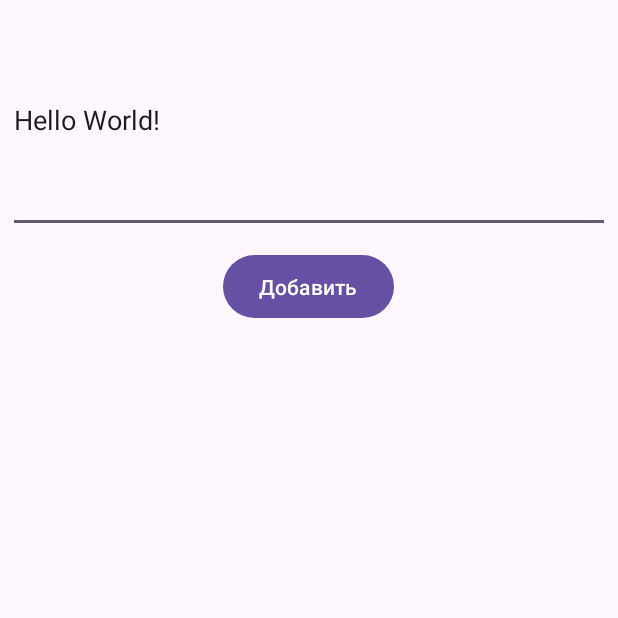
After one commit to Zats1954/fragmentUU, an Android app: the fragment MyFragment shown on its own in the app's theme, on a phone screen of 412 x 824 dp, the top half of it. The commit adds this screen. Run offline under Robolectric (Android 15) with nearby library versions, the phone set to English and light mode, and no system bars.

Commit message:
fragment

```diff
--- a/app/build.gradle.kts
+++ b/app/build.gradle.kts
@@ -46,6 +46,7 @@ dependencies {
     implementation(libs.material)
     implementation(libs.androidx.activity)
     implementation(libs.androidx.constraintlayout)
+    implementation(libs.androidx.fragment)
     testImplementation(libs.junit)
     androidTestImplementation(libs.androidx.junit)
     androidTestImplementation(libs.androidx.espresso.core)
--- /dev/null
+++ b/app/src/main/java/ru/zatsoft/fragments/MyFragment.kt
@@ -0,0 +1,52 @@
+package ru.zatsoft.fragments
+
+import android.os.Bundle
+import androidx.fragment.app.Fragment
+import android.view.LayoutInflater
+import android.view.View
+import android.view.ViewGroup
+import android.widget.Button
+import android.widget.EditText
+import androidx.appcompat.widget.Toolbar
+import androidx.recyclerview.widget.LinearLayoutManager
+import androidx.recyclerview.widget.RecyclerView
+import java.util.Date
+
+class MyFragment : Fragment() {
+
+    private lateinit var adapter: CustomAdapter
+    private var notes = mutableListOf<Note>( )
+    private var numberNote = 0
+
+    override fun onCreateView(
+        inflater: LayoutInflater, container: ViewGroup?,
+        savedInstanceState: Bundle?
+    ): View? {
+        return inflater.inflate(R.layout.fragment_my, container, false)
+    }
+
+    override fun onViewCreated(view: View, savedInstanceState: Bundle?) {
+        super.onViewCreated(view, savedInstanceState)
+        val editTextId = view.findViewById<EditText>(R.id.edit_text_id)
+        val rvList = view.findViewById<RecyclerView>(R.id.rvList)
+        val btnAdd = view.findViewById<Button>(R.id.btnAdd)
+
+        adapter = CustomAdapter(notes)
+        rvList.adapter = adapter
+        rvList.layoutManager =
+            LinearLayoutManager(requireContext(), LinearLayoutManager.VERTICAL, false)
+        rvList.addItemDecoration(MyItemDecoration(requireContext(), R.drawable.divider))
+        rvList.setHasFixedSize(true)
+
+        btnAdd.setOnClickListener {
+            val note = Note(
+                numberNote++,
+                editTextId.text.toString(),
+                false,
+                Date()
+            )
+            notes.add(note)
+            adapter.notifyDataSetChanged()
+        }
+    }
+}
--- /dev/null
+++ b/app/src/main/res/layout/fragment_my.xml
@@ -0,0 +1,35 @@
+<?xml version="1.0" encoding="utf-8"?>
+<LinearLayout xmlns:android="http://schemas.android.com/apk/res/android"
+    xmlns:tools="http://schemas.android.com/tools"
+    android:layout_width="match_parent"
+    android:layout_height="match_parent"
+    android:orientation="vertical"
+    tools:context=".MyFragment">
+
+    <EditText
+        android:id="@+id/edit_text_id"
+        android:layout_width="match_parent"
+        android:layout_height="150dp"
+        android:layout_gravity="center"
+        android:layout_margin="@dimen/margin"
+        android:text="Hello World!"
+        />
+
+    <Button
+        android:id="@+id/btnAdd"
+        android:layout_width="wrap_content"
+        android:layout_height="50dp"
+        android:layout_gravity="center"
+        android:layout_margin="@dimen/margin"
+        android:text="@string/add"
+        />
+
+    <androidx.recyclerview.widget.RecyclerView
+        android:id="@+id/rvList"
+        android:layout_width="match_parent"
+        android:layout_height="0dp"
+        android:layout_gravity="center"
+        android:layout_margin="@dimen/margin"
+        android:layout_weight="1"/>
+
+</LinearLayout>
--- a/app/src/main/res/values/strings.xml
+++ b/app/src/main/res/values/strings.xml
@@ -9,4 +9,6 @@
     <string name="info">Получить данные</string>
     <string name="delete">Удалить данные</string>
     <string name="add">Добавить</string>
+    <!-- TODO: Remove or change this placeholder text -->
+    <string name="hello_blank_fragment">Hello blank fragment</string>
 </resources>
--- a/gradle/libs.versions.toml
+++ b/gradle/libs.versions.toml
@@ -9,6 +9,7 @@ appcompat = "1.7.0"
 material = "1.12.0"
 activity = "1.9.3"
 constraintlayout = "2.2.0"
+fragment = "1.6.2"
 
 [libraries]
 androidx-core-ktx = { group = "androidx.core", name = "core-ktx", version.ref = "coreKtx" }
@@ -19,6 +20,8 @@ androidx-appcompat = { group = "androidx.appcompat", name = "appcompat", version
 material = { group = "com.google.android.material", name = "material", version.ref = "material" }
 androidx-activity = { group = "androidx.activity", name = "activity", version.ref = "activity" }
 androidx-constraintlayout = { group = "androidx.constraintlayout", name = "constraintlayout", version.ref = "constraintlayout" }
+androidx-fragment = { group = "androidx.fragment", name = "fragment-ktx", version.ref = "fragment" }
+
 
 [plugins]
 android-application = { id = "com.android.application", version.ref = "agp" }
```
Also changed, not shown: app/src/main/java/ru/zatsoft/fragments/MainActivity.kt (+1 -45 lines), app/src/main/res/layout/activity_main.xml (+5 -26 lines).
